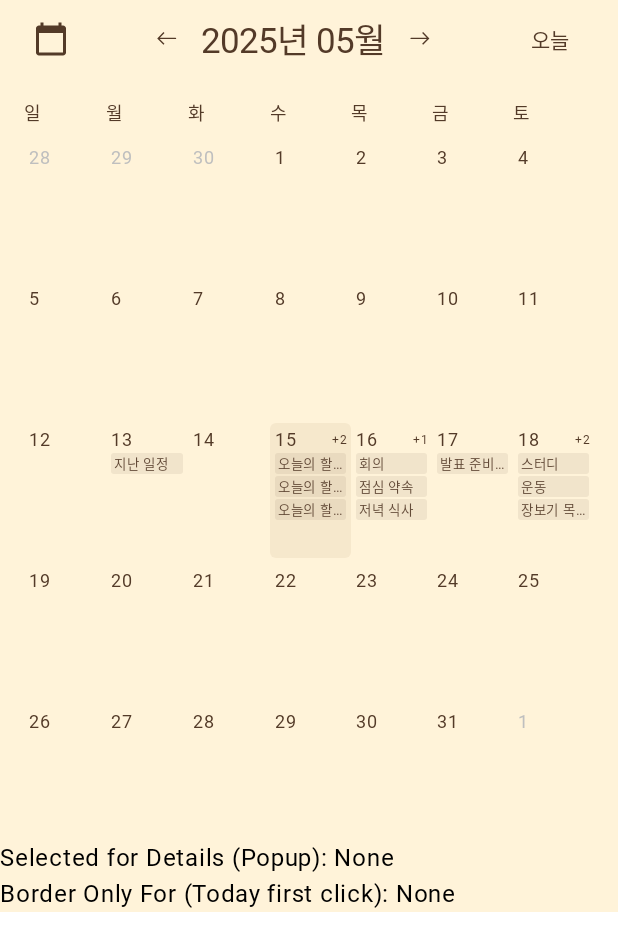
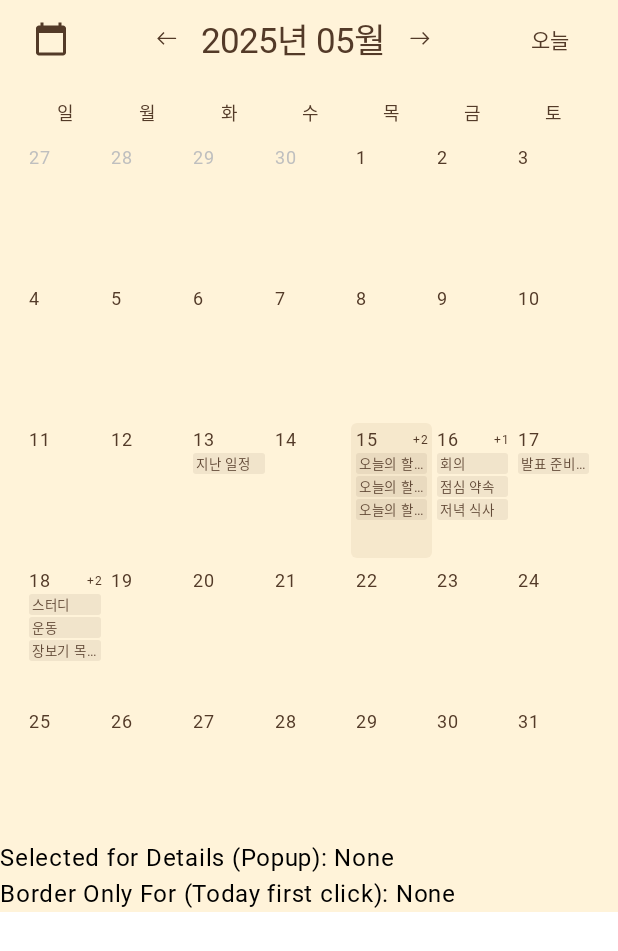
Before and after one commit to sujinhyeon/swusoftware, an Android app built with Jetpack Compose: the @Preview function MonthlyCalendarViewFullPreview, on a phone screen of 412 x 824 dp. Shown: the top 951 px of the screen. Run offline under Robolectric (Android 15) with nearby library versions, the phone set to English and light mode, and no system bars; Roboto replaces fonts that are not available here.

Commit message:
홈화면 90% 구현 완료
세부 기능 수정 및 디자인 디테일

```diff
--- a/app/src/main/java/com/example/daytogether/ui/home/composables/MonthlyCalendarView.kt
+++ b/app/src/main/java/com/example/daytogether/ui/home/composables/MonthlyCalendarView.kt
@@ -44,7 +44,7 @@ import androidx.compose.runtime.remember
 
 
 @Composable
-internal fun MonthlyCalendarHeader( // 가시성을 internal 또는 public으로 (HomeScreen에서 직접 호출하지 않으므로 private 유지 가능)
+internal fun MonthlyCalendarHeader(
     currentMonth: YearMonth,
     onPreviousMonth: () -> Unit,
     onNextMonth: () -> Unit,
@@ -117,22 +117,32 @@ private fun getDaysForMonthlyCalendarGrid(
     yearMonth: YearMonth,
     allEvents: Map<LocalDate, List<CalendarEvent>>
 ): List<MonthlyCalendarCellData?> {
-    val firstDayOfMonth = yearMonth.atDay(1)
+    val firstDayOfMonth = yearMonth.atDay(1) // 해당 달의 1일
     val daysInMonth = yearMonth.lengthOfMonth()
 
-    // 주의 시작을 월요일로 가정 (JavaDayOfWeek.MONDAY.value == 1)
-    // firstDayOfMonth.dayOfWeek.value는 월요일(1) ~ 일요일(7)을 반환
-    // 그리드에서 월요일을 0번째 인덱스로 하기 위한 조정값
-    val daysToPrepend = (firstDayOfMonth.dayOfWeek.value - JavaDayOfWeek.MONDAY.value).let { if (it < 0) it + 7 else it }
+    // --- "일요일 시작" 기준으로 daysToPrepend 계산 ---
+    // JavaDayOfWeek enum: MONDAY(1), TUESDAY(2), ..., SATURDAY(6), SUNDAY(7)
+    // 우리 그리드의 첫 번째 열은 일요일 (인덱스 0)입니다.
+    // firstDayOfMonth.dayOfWeek.value가 SUNDAY(7)이면, daysToPrepend는 0이 되어야 합니다.
+    // firstDayOfMonth.dayOfWeek.value가 MONDAY(1)이면, daysToPrepend는 1이 되어야 합니다 (일요일 칸 1개 채움).
+    // ...
+    // firstDayOfMonth.dayOfWeek.value가 SATURDAY(6)이면, daysToPrepend는 6이 되어야 합니다.
+    // 즉, (요일값 % 7)을 사용합니다. (일요일 7 % 7 = 0, 월요일 1 % 7 = 1, ..., 토요일 6 % 7 = 6)
+    val daysToPrepend = firstDayOfMonth.dayOfWeek.value % 7
+    // --- 계산 수정 완료 ---
 
     val calendarDays = mutableListOf<MonthlyCalendarCellData?>()
 
     // 이전 달의 날짜들 추가
-    val prevMonth = yearMonth.minusMonths(1)
-    val daysInPrevMonth = prevMonth.lengthOfMonth()
-    for (i in 0 until daysToPrepend) {
-        val date = prevMonth.atDay(daysInPrevMonth - daysToPrepend + 1 + i)
-        calendarDays.add(MonthlyCalendarCellData(date, false, allEvents[date] ?: emptyList()))
+    if (daysToPrepend > 0) { // 1일이 일요일이라 앞에 채울 날짜가 없는 경우(daysToPrepend == 0)는 이 루프를 실행하지 않음.
+        val prevMonth = yearMonth.minusMonths(1)
+        val daysInPrevMonth = prevMonth.lengthOfMonth()
+        for (i in 0 until daysToPrepend) {
+            // 이전 달의 마지막 날부터 거꾸로 채우는 것이 아니라,
+            // 이전 달의 (마지막 날 - daysToPrepend + 1 + i) 번째 날짜를 가져옵니다.
+            val date = prevMonth.atDay(daysInPrevMonth - daysToPrepend + 1 + i)
+            calendarDays.add(MonthlyCalendarCellData(date, false, allEvents[date] ?: emptyList()))
+        }
     }
 
     // 현재 달의 날짜들 추가
@@ -141,7 +151,7 @@ private fun getDaysForMonthlyCalendarGrid(
         calendarDays.add(MonthlyCalendarCellData(date, true, allEvents[date] ?: emptyList()))
     }
 
-    // 다음 달의 날짜들 추가 (총 5주 = 35칸을 채우도록)
+    // 다음 달의 날짜들 추가 (사용자님 요청대로 35칸 고정)
     val totalCellsToDisplay = 35
     val currentCellCount = calendarDays.size
     if (currentCellCount < totalCellsToDisplay) {
@@ -151,7 +161,10 @@ private fun getDaysForMonthlyCalendarGrid(
             calendarDays.add(MonthlyCalendarCellData(date, false, allEvents[date] ?: emptyList()))
         }
     }
-    return calendarDays // 이미 35칸으로 채워졌거나, 그보다 적으면 해당 리스트 반환
+    // 만약 정확히 35칸을 보장하고 싶다면, 마지막에 take(totalCellsToDisplay)를 할 수 있지만,
+    // 위 로직은 이미 35칸을 목표로 채우므로 초과하거나 부족한 경우는 거의 없습니다.
+    // 하지만 안전하게 하려면 return calendarDays.take(totalCellsToDisplay)
+    return calendarDays
 }
 
 @OptIn(ExperimentalMaterial3Api::class) // MonthlyCalendarView에 필요할 수 있음
@@ -292,18 +305,18 @@ private fun MonthlyCalendarHeader(
 
 
 @Composable
-private fun DayOfWeekHeaderMonthly(modifier: Modifier = Modifier) { // modifier 파라미터 추가
+private fun DayOfWeekHeaderMonthly(modifier: Modifier = Modifier) {
     Row(
-        modifier = modifier // 전달받은 modifier 사용 (fillMaxWidth)
-            .padding(horizontal = 16.dp) // << LazyVerticalGrid와 동일한 수평 패딩 적용
-            .padding(vertical = 4.dp),
-        // horizontalArrangement = Arrangement.SpaceAround // weight(1f)를 사용하므로 불필요하거나 Start로 변경
-        horizontalArrangement = Arrangement.Start // 또는 Arrangement.Center로 각 텍스트를 중앙 정렬
+        modifier = modifier
+            .padding(horizontal = 16.dp) // 전체 헤더의 좌우 패딩
+            .padding(vertical = 4.dp),    // 전체 헤더의 상하 패딩
+        horizontalArrangement = Arrangement.SpaceAround // 각 요일 Text를 균등하게 배치 (weight(1f)와 함께 사용 시 효과)
+        // 또는 Arrangement.Start를 사용해도 weight 때문에 동일 효과
     ) {
         listOf("일", "월", "화", "수", "목", "금", "토").forEach { day ->
             Text(
                 text = day,
-                textAlign = TextAlign.Start, // 각 Text 내부에서 중앙 정렬
+                textAlign = TextAlign.Center, // <<< 요일 텍스트는 각 셀 내에서 가운데 정렬
                 style = MaterialTheme.typography.bodySmall.copy(fontWeight = FontWeight.Bold),
                 color = TextPrimary,
                 modifier = Modifier.weight(1f) // 각 요일이 동일한 너비를 차지
@@ -317,106 +330,106 @@ private fun MonthlyDayCell(
     date: LocalDate?,
     isCurrentMonth: Boolean,
     isToday: Boolean,
-    showPopupHighlight: Boolean,      // 이름 변경: isSelected -> showPopupHighlight
-    showBorderOnlyHighlight: Boolean, // 새로 추가된 파라미터
+    showPopupHighlight: Boolean,
+    showBorderOnlyHighlight: Boolean,
     events: List<CalendarEvent>,
     onClick: () -> Unit,
-    modifier: Modifier = Modifier // LazyVerticalGrid의 각 셀에 의해 채워짐
+    modifier: Modifier = Modifier
 ) {
-    val cellHeight = 90.dp // 셀 높이
-    val textColor = if (!isCurrentMonth) OtherMonthDayText else TextPrimary // 다른 달 날짜 색상
+    val cellHeight = 90.dp
+    val textColor = if (!isCurrentMonth) OtherMonthDayText else TextPrimary
 
-    // 상태에 따라 테두리와 배경색 결정 (이전 답변의 로직 사용)
     val actualBorderColor: Color
     val actualBorderWidth: Dp
     val actualBackgroundColor: Color
 
     if (showBorderOnlyHighlight) {
-        // 경우 1: '테두리만 표시' 상태 (오늘 날짜 첫 클릭 또는 헤더 '오늘' 버튼 클릭 후)
-        actualBorderColor = SelectedMonthlyBorder // 테두리 색 (Color.kt에 정의 가정)
-        actualBorderWidth = 1.5.dp               // 테두리 두께
+        actualBorderColor = SelectedMonthlyBorder
+        actualBorderWidth = 1.5.dp
         actualBackgroundColor = if (isToday && isCurrentMonth) TodayMonthlyBackground else Color.Transparent
     } else if (showPopupHighlight) {
-        // 경우 2: 팝업을 위해 날짜가 선택된 상태
         actualBorderColor = SelectedMonthlyBorder
         actualBorderWidth = 1.5.dp
-        actualBackgroundColor = SelectedMonthlyBorder.copy(alpha = 0.2f) // 팝업 선택 시 배경색
+        actualBackgroundColor = SelectedMonthlyBorder.copy(alpha = 0.2f)
     } else {
-        // 경우 3: 아무것도 선택되지 않은 일반 날짜
         actualBorderColor = Color.Transparent
         actualBorderWidth = 0.dp
         actualBackgroundColor = if (isToday && isCurrentMonth) TodayMonthlyBackground else Color.Transparent
     }
 
     Box(
-        modifier = modifier // LazyVerticalGrid에 의해 크기가 결정됨 (1/7 너비)
+        modifier = modifier
             .height(cellHeight)
-            .clip(RoundedCornerShape(4.dp)) // 셀 모양
-            .background(actualBackgroundColor) // 결정된 배경색 적용
-            .border(BorderStroke(actualBorderWidth, actualBorderColor), RoundedCornerShape(4.dp)) // 결정된 테두리 적용
-            .clickable(enabled = date != null && isCurrentMonth) { onClick() } // 현재 달만 클릭 가능
-            .padding(horizontal = 3.dp, vertical = 4.dp), // 셀 내부 패딩
-        contentAlignment = Alignment.TopCenter // 내용물 정렬
+            .clip(RoundedCornerShape(4.dp))
+            .background(actualBackgroundColor)
+            .border(BorderStroke(actualBorderWidth, actualBorderColor), RoundedCornerShape(4.dp))
+            .clickable(enabled = date != null && isCurrentMonth) { onClick() }
+            .padding(horizontal = 3.dp, vertical = 4.dp), // 셀 내부의 전체적인 패딩
+        contentAlignment = Alignment.TopStart // 내부 Column을 위쪽-시작점에 배치
     ) {
         if (date != null) {
             Column(
-                horizontalAlignment = Alignment.CenterHorizontally,
-                modifier = Modifier.fillMaxHeight() // 내부 Column이 Box 높이 채우도록
+                // horizontalAlignment = Alignment.CenterHorizontally, // Column 전체 정렬 불필요
+                modifier = Modifier.fillMaxHeight()
             ) {
-                // 날짜 숫자 표시
+                // 날짜 숫자와 "+n"을 담는 Row
                 Row(
-                    modifier = Modifier.fillMaxWidth(),
-                    verticalAlignment = Alignment.CenterVertically // 날짜와 +N 표시 수직 정렬
+                    modifier = Modifier.fillMaxWidth(), // Row는 셀의 전체 너비를 사용
+                    verticalAlignment = Alignment.CenterVertically, // 날짜와 +n 수직 중앙 정렬
+                    horizontalArrangement = Arrangement.SpaceBetween // <<< 날짜는 왼쪽에, +n은 오른쪽에 배치
                 ) {
+                    // 날짜 숫자 Text
                     Text(
                         text = date.dayOfMonth.toString(),
-                        textAlign = TextAlign.Start,
+                        textAlign = TextAlign.Start, // <<< 날짜 숫자는 텍스트 박스 내에서 왼쪽 정렬
                         style = MaterialTheme.typography.bodySmall.copy(
                             fontWeight = if (isToday && isCurrentMonth) FontWeight.ExtraBold else FontWeight.Normal,
                             fontSize = 12.sp
                         ),
                         color = if (isToday && isCurrentMonth) TextPrimary else textColor,
-                        modifier = Modifier.weight(1f) // 날짜 텍스트가 공간 차지
+                        modifier = Modifier // weight(1f) 제거하여 내용만큼만 공간 차지
                     )
-                    // 이벤트가 3개 초과 시 +N 표시
+
+                    // "+n" (추가 이벤트 개수) Text
                     if (isCurrentMonth && events.size > 3) {
                         Text(
                             text = "+${events.size - 3}",
-                            color = MaterialTheme.colorScheme.primary, // 테마 색상 사용
+                            color = MaterialTheme.colorScheme.primary,
                             style = MaterialTheme.typography.labelSmall.copy(fontWeight = FontWeight.Bold, fontSize = 8.sp),
-                            textAlign = TextAlign.End // 오른쪽 정렬
+                            textAlign = TextAlign.End, // <<< "+n" 텍스트는 텍스트 박스 내에서 오른쪽 정렬
+                            modifier = Modifier // weight(1f) 제거하여 내용만큼만 공간 차지
                         )
                     }
+                    // "+n"이 없을 경우, SpaceBetween에 의해 날짜는 자동으로 왼쪽에 위치함
                 }
 
-                // 이벤트 목록 표시 (최대 3개)
+                // 이벤트 목록 표시 Column (이전과 동일한 정렬 유지 - 왼쪽 정렬)
                 if (isCurrentMonth) {
                     Column(
                         modifier = Modifier
                             .weight(1f) // 남은 공간 차지
                             .fillMaxWidth()
-                            .padding(top = 2.dp), // 날짜 숫자와 이벤트 목록 사이 간격
+                            .padding(top = 2.dp),
                         horizontalAlignment = Alignment.Start, // 이벤트 텍스트 왼쪽 정렬
-                        verticalArrangement = Arrangement.spacedBy(1.dp) // 이벤트 간 수직 간격
+                        verticalArrangement = Arrangement.spacedBy(1.dp)
                     ) {
                         events.take(3).forEach { event ->
                             Text(
                                 text = event.description,
-                                color = MaterialTheme.colorScheme.primary.copy(alpha = 0.9f), // 이벤트 텍스트 색상
-                                style = MaterialTheme.typography.labelSmall.copy(fontSize = 9.sp), // 이벤트 폰트 크기
+                                color = MaterialTheme.colorScheme.primary.copy(alpha = 0.9f),
+                                style = MaterialTheme.typography.labelSmall.copy(fontSize = 9.sp),
                                 maxLines = 1,
                                 overflow = TextOverflow.Ellipsis,
-                                textAlign = TextAlign.Start, // 이벤트 텍스트 왼쪽 정렬
+                                textAlign = TextAlign.Start, // 이벤트도 왼쪽 정렬
                                 modifier = Modifier
                                     .fillMaxWidth()
-                                    .background(MaterialTheme.colorScheme.primary.copy(alpha = 0.08f), RoundedCornerShape(2.dp)) // 이벤트 배경
-                                    .padding(horizontal = 2.dp, vertical = 0.5.dp) // 이벤트 내부 패딩
+                                    .background(MaterialTheme.colorScheme.primary.copy(alpha = 0.08f), RoundedCornerShape(2.dp))
+                                    .padding(horizontal = 2.dp, vertical = 0.5.dp)
                             )
                         }
                     }
                 } else {
-                    // 현재 달이 아니면 이벤트 공간은 비워둠
-                    Spacer(Modifier.weight(1f))
+                    Spacer(Modifier.weight(1f)) // 현재 달이 아니면 이벤트 공간 비움
                 }
             }
         }
```
